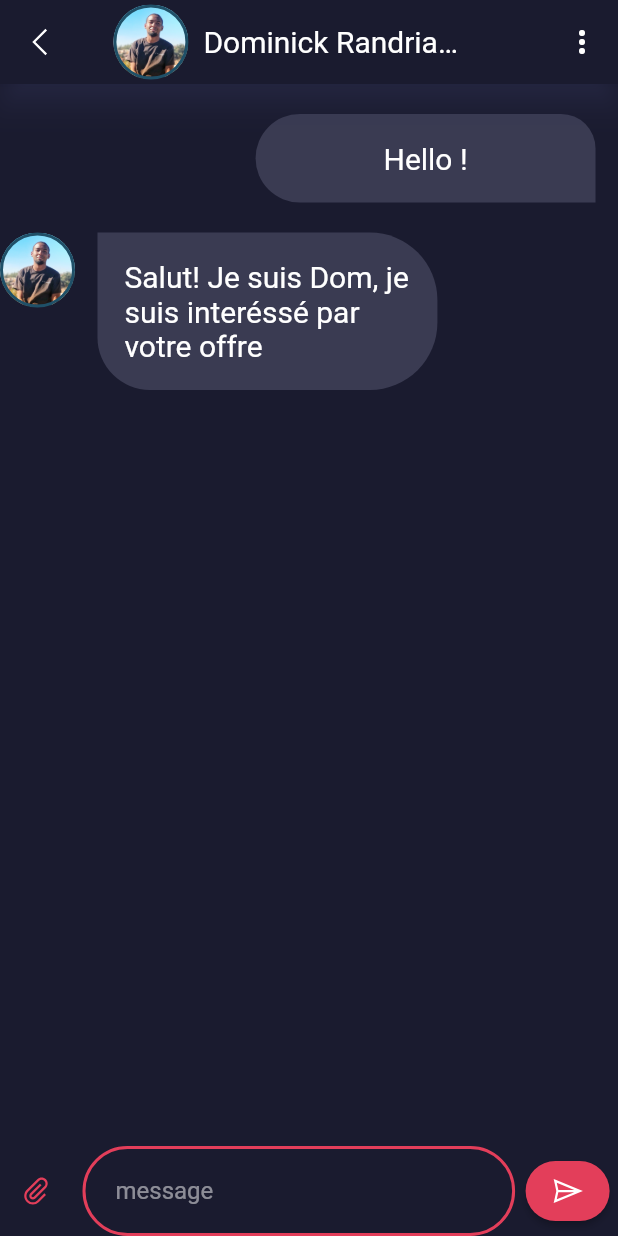
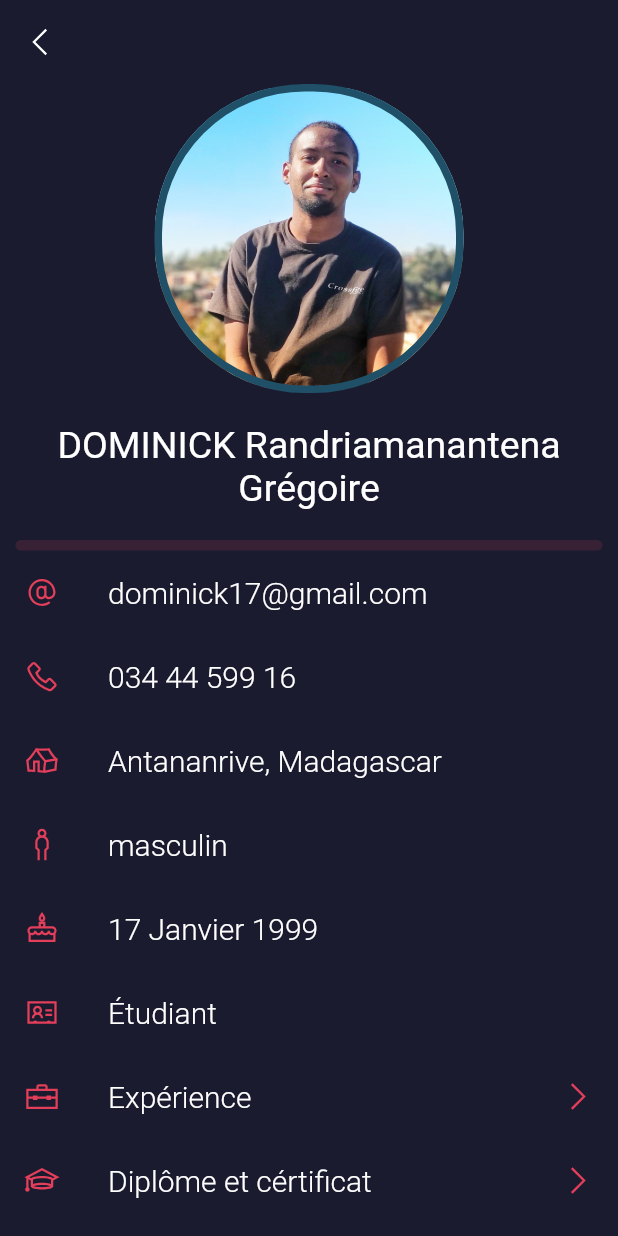
Before and after one commit to c3k4ah/Hermes, a Flutter app: the screen it shows after launch, on a phone screen of 412 x 824 dp. Run offline on Flutter 3.47's test engine with Material 2 defaults, Android fonts, the phone set to English and light mode, and no system bars; our stand-ins replace flutter_custom_clippers, flutter_svg, get, google_nav_bar, line_icons, rounded_loading_button.

Commit message:
user info + models

```diff
--- a/lib/main.dart
+++ b/lib/main.dart
@@ -7,6 +7,7 @@ import 'package:hermes/views/homeSreen.dart';
 import 'package:hermes/views/inscription.dart';
 import 'package:hermes/views/notification.dart';
 import 'package:hermes/views/splash.dart';
+import 'package:hermes/views/user_profil.dart';
 
 void main() {
   runApp(MyApp());
@@ -18,7 +19,7 @@ class MyApp extends StatelessWidget {
   @override
   Widget build(BuildContext context) {
     Future.delayed(const Duration(milliseconds: 3000), () {
-      Get.offNamed('/chatRoom');
+      Get.offNamed('/UserProfil');
     });
     return GetMaterialApp(
         theme: ThemeData(
@@ -34,7 +35,8 @@ class MyApp extends StatelessWidget {
           '/notif': (context) => NotifIcation(),
           '/home': (context) => Home(),
           '/chat': (context) => Chat(),
-          '/chatRoom': (context) => CHatRoom()
+          '/chatRoom': (context) => CHatRoom(),
+          '/UserProfil': (context) => UserInfo(),
         });
   }
 }
--- /dev/null
+++ b/lib/models/user_info.dart
@@ -0,0 +1,44 @@
+class User {
+  final nom;
+  final email;
+  final phone;
+  final adresse;
+  final sexe;
+  final dateNaissance;
+  final status;
+
+  final iconEmail;
+  final iconPhone;
+  final iconAdresse;
+  final iconSexe;
+  final iconDateNaissance;
+  final iconStatus;
+
+  User(
+      this.nom,
+      this.email,
+      this.phone,
+      this.adresse,
+      this.sexe,
+      this.dateNaissance,
+      this.status,
+      this.iconEmail,
+      this.iconPhone,
+      this.iconAdresse,
+      this.iconSexe,
+      this.iconDateNaissance,
+      this.iconStatus);
+}
+
+class Publication {
+  final type;
+  final titre;
+  final name;
+  final contenue;
+  final times;
+  final nbrLikes;
+  final lien;
+
+  Publication(this.type, this.titre, this.name, this.contenue, this.times,
+      this.nbrLikes, this.lien);
+}
--- a/lib/views/chat_room.dart
+++ b/lib/views/chat_room.dart
@@ -68,7 +68,10 @@ class _CHatRoomState extends State<CHatRoom> {
               return [
                 PopupMenuItem(child: Text("Marquer comme non lu")),
                 PopupMenuItem(
-                  child: Text("Voir profile"),
+                  child: Text("Voir profil"),
+                  onTap: () {
+                    Get.toNamed('/UserProfile');
+                  },
                 )
               ];
             },
--- /dev/null
+++ b/lib/views/user_profil.dart
@@ -0,0 +1,216 @@
+import 'package:flutter/material.dart';
+import 'package:get/get.dart';
+import 'package:hermes/colors.dart';
+import 'package:line_icons/line_icons.dart';
+
+class UserInfo extends StatelessWidget {
+  const UserInfo({Key? key}) : super(key: key);
+
+  @override
+  Widget build(BuildContext context) {
+    return Scaffold(
+        backgroundColor: dark,
+        appBar: AppBar(
+          backgroundColor: dark,
+          elevation: 0,
+          leading: IconButton(
+            onPressed: () {
+              Get.back();
+            },
+            icon: Icon(
+              LineIcons.angleLeft,
+              color: white,
+            ),
+          ),
+        ),
+        body: SingleChildScrollView(
+            child: Column(
+          children: [
+            Center(
+              child: Container(
+                height: Get.height * .25,
+                width: Get.width * .5,
+                decoration: BoxDecoration(
+                    image: DecorationImage(
+                      image: ExactAssetImage('assets/img/user.jpeg'),
+                    ),
+                    border: Border.all(
+                      width: 5,
+                      color: blueAccentDark,
+                    ),
+                    borderRadius: BorderRadius.circular(100)),
+              ),
+            ),
+            Container(
+              margin: EdgeInsets.all(20),
+              child: Text(
+                "DOMINICK Randriamanantena Grégoire",
+                textAlign: TextAlign.center,
+                style: TextStyle(fontSize: 25, color: white),
+              ),
+            ),
+            Container(
+              height: 7,
+              width: Get.width * .95,
+              decoration: BoxDecoration(
+                  color: redBlood.withOpacity(.15),
+                  borderRadius: BorderRadius.circular(100)),
+            ),
+            Column(
+              children: [
+                ListTile(
+                  leading: Icon(
+                    LineIcons.at,
+                    color: redBlood,
+                  ),
+                  title: Text(
+                    "dominick17@gmail.com",
+                    style: TextStyle(
+                        fontSize: 20,
+                        color: white,
+                        fontWeight: FontWeight.w300),
+                  ),
+                ),
+                ListTile(
+                  leading: Icon(
+                    LineIcons.phone,
+                    color: redBlood,
+                  ),
+                  title: Text(
+                    "034 44 599 16",
+                    style: TextStyle(
+                        fontSize: 20,
+                        color: white,
+                        fontWeight: FontWeight.w300),
+                  ),
+                ),
+                ListTile(
+                  leading: Icon(
+                    LineIcons.campground,
+                    color: redBlood,
+                  ),
+                  title: Text(
+                    "Antananrive, Madagascar",
+                    style: TextStyle(
+                        fontSize: 20,
+                        color: white,
+                        fontWeight: FontWeight.w300),
+                  ),
+                ),
+                ListTile(
+                  leading: Icon(
+                    LineIcons.male,
+                    color: redBlood,
+                  ),
+                  title: Text(
+                    "masculin",
+                    style: TextStyle(
+                        fontSize: 20,
+                        color: white,
+                        fontWeight: FontWeight.w300),
+                  ),
+                ),
+                ListTile(
+                  leading: Icon(
+                    LineIcons.birthdayCake,
+                    color: redBlood,
+                  ),
+                  title: Text(
+                    "17 Janvier 1999",
+                    style: TextStyle(
+                        fontSize: 20,
+                        color: white,
+                        fontWeight: FontWeight.w300),
+                  ),
+                ),
+                ListTile(
+                  leading: Icon(
+                    LineIcons.addressCard,
+                    color: redBlood,
+                  ),
+                  title: Text(
+                    "Étudiant",
+                    style: TextStyle(
+                        fontSize: 20,
+                        color: white,
+                        fontWeight: FontWeight.w300),
+                  ),
+                ),
+                ListTile(
+                  onTap: () {},
+                  leading: Icon(
+                    LineIcons.toolbox,
+                    color: redBlood,
+                  ),
+                  title: Text(
+                    "Expérience",
+                    style: TextStyle(
+                        fontSize: 20,
+                        color: white,
+                        fontWeight: FontWeight.w300),
+                  ),
+                  trailing: Icon(
+                    LineIcons.angleRight,
+                    color: redBlood,
+                  ),
+                ),
+                ListTile(
+                  onTap: () {},
+                  leading: Icon(
+                    LineIcons.graduationCap,
+                    color: redBlood,
+                  ),
+                  title: Text(
+                    "Diplôme et cértificat",
+                    style: TextStyle(
+                        fontSize: 20,
+                        color: white,
+                        fontWeight: FontWeight.w300),
+                  ),
+                  trailing: Icon(
+                    LineIcons.angleRight,
+                    color: redBlood,
+                  ),
+                ),
+                ListTile(
+                  onTap: () {},
+                  leading: Icon(
+                    LineIcons.folderOpen,
+                    color: redBlood,
+                  ),
+                  title: Text(
+                    "CV",
+                    style: TextStyle(
+                        fontSize: 20,
+                        color: white,
+                        fontWeight: FontWeight.w300),
+                  ),
+                  trailing: Icon(
+                    LineIcons.download,
+                    color: redBlood,
+                  ),
+                ),
+                ListTile(
+                  onTap: () {},
+                  leading: Icon(
+                    LineIcons.hardHat,
+                    color: redBlood,
+                  ),
+                  title: Text(
+                    "Compte pour les projets",
+                    style: TextStyle(
+                        fontSize: 20,
+                        color: white,
+                        fontWeight: FontWeight.w300),
+                  ),
+                  trailing: Icon(
+                    LineIcons.angleRight,
+                    color: redBlood,
+                  ),
+                ),
+              ],
+            )
+          ],
+        )));
+  }
+}
--- /dev/null
+++ b/lib/views/widget/pop_user_info.dart
@@ -0,0 +1,23 @@
+import 'dart:ui';
+
+import 'package:flutter/material.dart';
+import 'package:hermes/colors.dart';
+
+class Experience extends StatelessWidget {
+  const Experience({Key? key}) : super(key: key);
+
+  @override
+  Widget build(BuildContext context) {
+    return BackdropFilter(
+      filter: ImageFilter.blur(sigmaX: 1.5, sigmaY: 1.5),
+      child: AlertDialog(
+        backgroundColor: dark,
+        elevation: 10,
+        shape: RoundedRectangleBorder(borderRadius: BorderRadius.circular(20)),
+        content: Container(
+          child: Text("data"),
+        ),
+      ),
+    );
+  }
+}
```
